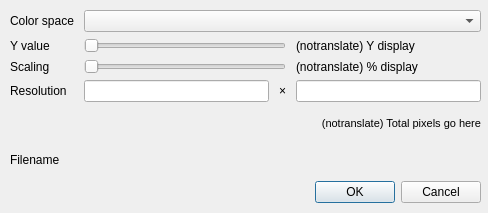
Old version of the form src/widgets/colorplaneexport_ui.ui in the repository KDE/kdenlive.
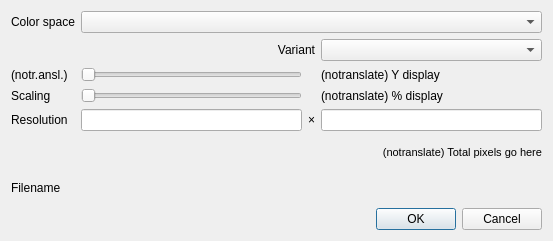
New version of the form. Custom widgets are drawn as their Qt base class.

Commit message: Colorplane export changes: * YUV plane with Y varying can be exported (ratio U:V fixed) * RGB plane with two components on one and one component on other axis can be exported   Usage: e.g. for Curves widget, to visualize color changes Vectorscope changes: * Realtime factor shown * Pixel brightness relative to image size for Green (still needs to be tweaked)

```diff
--- a/src/widgets/colorplaneexport_ui.ui
+++ b/src/widgets/colorplaneexport_ui.ui
@@ -6,26 +6,14 @@
    <rect>
     <x>0</x>
     <y>0</y>
-    <width>488</width>
-    <height>213</height>
+    <width>553</width>
+    <height>241</height>
    </rect>
   </property>
   <property name="windowTitle">
    <string>Export color plane to PNG</string>
   </property>
-  <widget class="QWidget" name="gridLayoutWidget">
-   <property name="geometry">
-    <rect>
-     <x>10</x>
-     <y>10</y>
-     <width>471</width>
-     <height>193</height>
-    </rect>
-   </property>
    <layout class="QGridLayout" name="gridLayout">
-    <property name="horizontalSpacing">
-     <number>10</number>
-    </property>
     <item row="0" column="0">
      <widget class="QLabel" name="lblSpace">
       <property name="text">
@@ -43,49 +31,99 @@
       </property>
      </widget>
     </item>
+   <item row="1" column="1" colspan="2">
+    <widget class="QLabel" name="lblVariant">
+     <property name="text">
+      <string>Variant</string>
+     </property>
+     <property name="alignment">
+      <set>Qt::AlignRight|Qt::AlignTrailing|Qt::AlignVCenter</set>
+     </property>
+    </widget>
+   </item>
+   <item row="1" column="3">
+    <widget class="QComboBox" name="cbVariant"/>
+   </item>
+   <item row="2" column="0">
+    <widget class="QLabel" name="lblSliderName">
+     <property name="text">
+      <string notr="true">(notr.ansl.)</string>
+     </property>
+    </widget>
+   </item>
+   <item row="2" column="1">
+    <widget class="QSlider" name="sliderColor">
+     <property name="whatsThis">
+      <string/>
+     </property>
+     <property name="orientation">
+      <enum>Qt::Horizontal</enum>
+     </property>
+    </widget>
+   </item>
+   <item row="2" column="3">
+    <widget class="QLabel" name="lblColNr">
+     <property name="text">
+      <string notr="true">(notranslate) Y display</string>
+     </property>
+    </widget>
+   </item>
     <item row="3" column="0">
+    <widget class="QLabel" name="lblScaling">
+     <property name="text">
+      <string>Scaling</string>
+     </property>
+    </widget>
+   </item>
+   <item row="3" column="1">
+    <widget class="QSlider" name="sliderScaling">
+     <property name="toolTip">
+      <string>How much to zoom in</string>
+     </property>
+     <property name="whatsThis">
+      <string/>
+     </property>
+     <property name="orientation">
+      <enum>Qt::Horizontal</enum>
+     </property>
+    </widget>
+   </item>
+   <item row="3" column="3">
+    <widget class="QLabel" name="lblScaleNr">
+     <property name="text">
+      <string>(notranslate) % display</string>
+     </property>
+    </widget>
+   </item>
+   <item row="4" column="0">
      <widget class="QLabel" name="lblRes">
       <property name="text">
        <string>Resolution</string>
       </property>
      </widget>
     </item>
-    <item row="3" column="1">
+   <item row="4" column="1">
      <widget class="QLineEdit" name="tResX">
       <property name="maxLength">
        <number>5</number>
       </property>
      </widget>
     </item>
-    <item row="3" column="3">
-     <widget class="QLineEdit" name="tResY">
-      <property name="maxLength">
-       <number>5</number>
-      </property>
-     </widget>
-    </item>
-    <item row="3" column="2">
+   <item row="4" column="2">
      <widget class="QLabel" name="lblTimes">
       <property name="text">
        <string notr="true">×</string>
       </property>
      </widget>
     </item>
-    <item row="5" column="0">
-     <widget class="QLabel" name="lblFilename">
-      <property name="text">
-       <string>Filename</string>
+   <item row="4" column="3">
+    <widget class="QLineEdit" name="tResY">
+     <property name="maxLength">
+      <number>5</number>
       </property>
      </widget>
     </item>
     <item row="5" column="1" colspan="3">
-     <widget class="KUrlRequester" name="kurlrequester">
-      <property name="mode">
-       <set>KFile::File|KFile::LocalOnly</set>
-      </property>
-     </widget>
-    </item>
-    <item row="4" column="1" colspan="3">
      <widget class="QLabel" name="lblSize">
       <property name="font">
        <font>
@@ -100,7 +138,21 @@
       </property>
      </widget>
     </item>
+   <item row="6" column="0">
+    <widget class="QLabel" name="lblFilename">
+     <property name="text">
+      <string>Filename</string>
+     </property>
+    </widget>
+   </item>
     <item row="6" column="1" colspan="3">
+    <widget class="KUrlRequester" name="kurlrequester">
+     <property name="mode">
+      <set>KFile::File|KFile::LocalOnly</set>
+     </property>
+    </widget>
+   </item>
+   <item row="7" column="1" colspan="3">
      <widget class="QDialogButtonBox" name="buttonBox">
       <property name="orientation">
        <enum>Qt::Horizontal</enum>
@@ -110,62 +162,7 @@
       </property>
      </widget>
     </item>
-    <item row="1" column="1" colspan="2">
-     <widget class="QSlider" name="sliderColor">
-      <property name="toolTip">
-       <string>The Y value describes the brightness of the colors.</string>
-      </property>
-      <property name="whatsThis">
-       <string/>
-      </property>
-      <property name="orientation">
-       <enum>Qt::Horizontal</enum>
-      </property>
-     </widget>
-    </item>
-    <item row="1" column="0">
-     <widget class="QLabel" name="lblSliderName">
-      <property name="text">
-       <string>Y value</string>
-      </property>
-     </widget>
-    </item>
-    <item row="1" column="3">
-     <widget class="QLabel" name="lblColNr">
-      <property name="text">
-       <string notr="true">(notranslate) Y display</string>
-      </property>
-     </widget>
-    </item>
-    <item row="2" column="1" colspan="2">
-     <widget class="QSlider" name="sliderScaling">
-      <property name="toolTip">
-       <string>How much to zoom in</string>
-      </property>
-      <property name="whatsThis">
-       <string/>
-      </property>
-      <property name="orientation">
-       <enum>Qt::Horizontal</enum>
-      </property>
-     </widget>
-    </item>
-    <item row="2" column="3">
-     <widget class="QLabel" name="lblScaleNr">
-      <property name="text">
-       <string>(notranslate) % display</string>
-      </property>
-     </widget>
-    </item>
-    <item row="2" column="0">
-     <widget class="QLabel" name="lblScaling">
-      <property name="text">
-       <string>Scaling</string>
-      </property>
-     </widget>
-    </item>
-   </layout>
-  </widget>
+  </layout>
  </widget>
  <customwidgets>
   <customwidget>
```
Lines whose indentation alone changed are shown as unchanged. The commit also changes 5 other files.
